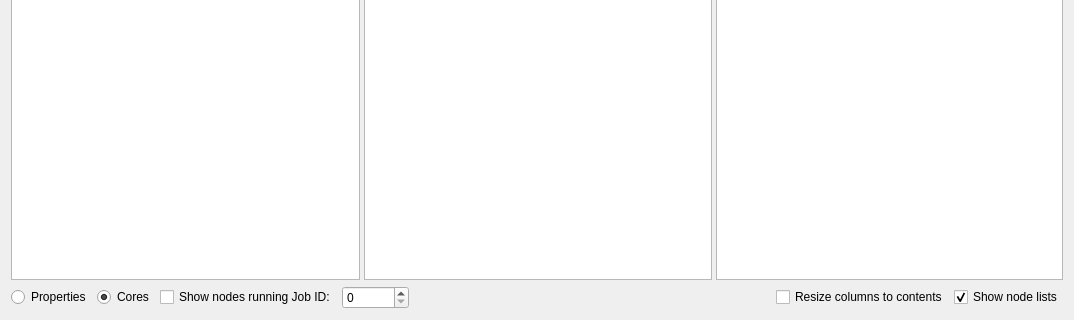
First picture: the form in pbsnodestab.ui, repository davidivanmarsh/TORQUEView, before the edit; both pictures show x 0 to 1074 and y 386 to 706 of the 1074 by 706 pixel window.
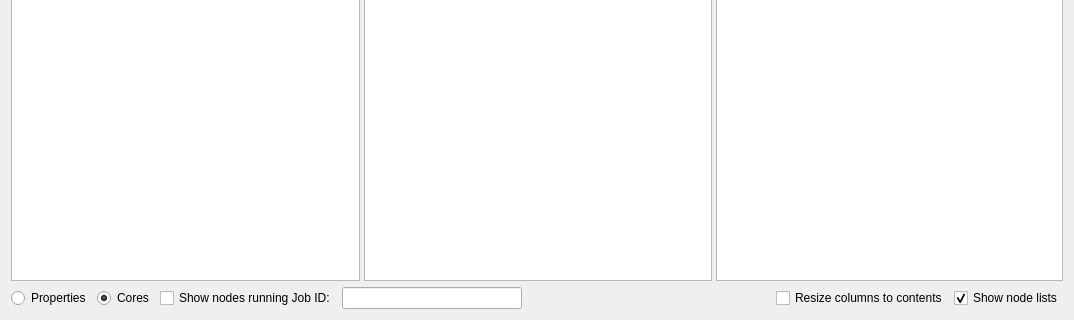
Second picture: the form after the edit.

The edit to the form file:
```diff
--- a/pbsnodestab.ui
+++ b/pbsnodestab.ui
@@ -148,9 +148,12 @@
       </widget>
      </item>
      <item>
-      <widget class="QSpinBox" name="spinBox_JobID">
-       <property name="maximum">
-        <number>999999999</number>
+      <widget class="QLineEdit" name="lineEdit_JobID">
+       <property name="maximumSize">
+        <size>
+         <width>180</width>
+         <height>16777215</height>
+        </size>
        </property>
       </widget>
      </item>
```
